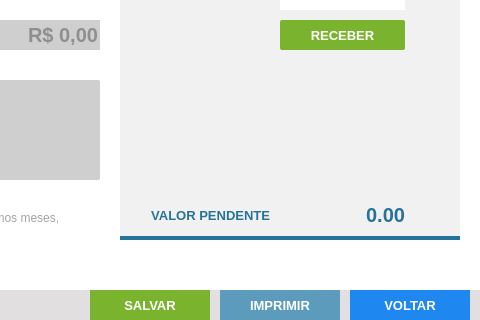
Old version of the form controle_estoque/UI_Files/formAReceber.ui in the repository andrersp/controleEstoque; both pictures show x 520 to 1000 and y 180 to 500 of the 1000 by 500 pixel window.
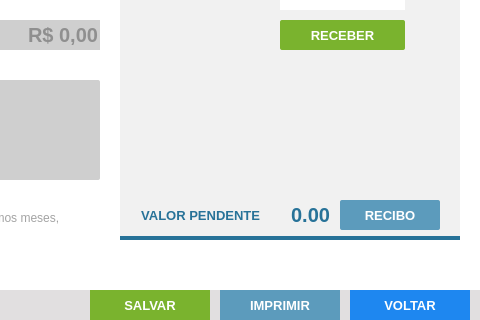
New version of the form. Icons and pictures are not drawn.

Commit message: impressão de Recibo, Compras e Vendas

Patch:
```diff
--- a/controle_estoque/UI_Files/formAReceber.ui
+++ b/controle_estoque/UI_Files/formAReceber.ui
@@ -671,7 +671,7 @@
       <rect>
        <x>20</x>
        <y>320</y>
-       <width>130</width>
+       <width>120</width>
        <height>30</height>
       </rect>
      </property>
@@ -694,9 +694,9 @@
     <widget class="QLabel" name="lb_ValorPendente">
      <property name="geometry">
       <rect>
-       <x>160</x>
+       <x>140</x>
        <y>320</y>
-       <width>125</width>
+       <width>70</width>
        <height>30</height>
       </rect>
      </property>
@@ -905,6 +905,56 @@
       </size>
      </property>
     </widget>
+    <widget class="QPushButton" name="bt_PrintRecibo">
+     <property name="enabled">
+      <bool>false</bool>
+     </property>
+     <property name="geometry">
+      <rect>
+       <x>220</x>
+       <y>320</y>
+       <width>100</width>
+       <height>30</height>
+      </rect>
+     </property>
+     <property name="font">
+      <font>
+       <family>Tahoma</family>
+       <pointsize>10</pointsize>
+       <weight>75</weight>
+       <bold>true</bold>
+      </font>
+     </property>
+     <property name="cursor">
+      <cursorShape>PointingHandCursor</cursorShape>
+     </property>
+     <property name="focusPolicy">
+      <enum>Qt::NoFocus</enum>
+     </property>
+     <property name="contextMenuPolicy">
+      <enum>Qt::ActionsContextMenu</enum>
+     </property>
+     <property name="styleSheet">
+      <string notr="true">QPushButton {
+background-color: #5C9BBC;
+color: #FFF;
+border: none;
+border-radius: 2px
+ }
+QPushButton:hover{
+background-color: #40a286
+}</string>
+     </property>
+     <property name="text">
+      <string>RECIBO</string>
+     </property>
+     <property name="iconSize">
+      <size>
+       <width>75</width>
+       <height>35</height>
+      </size>
+     </property>
+    </widget>
    </widget>
    <widget class="QLabel" name="lb_FormCompra_9">
     <property name="geometry">
```
Left out of the diff: 28 changed lines with no effect on the pictures. The commit also changes 31 other files.
